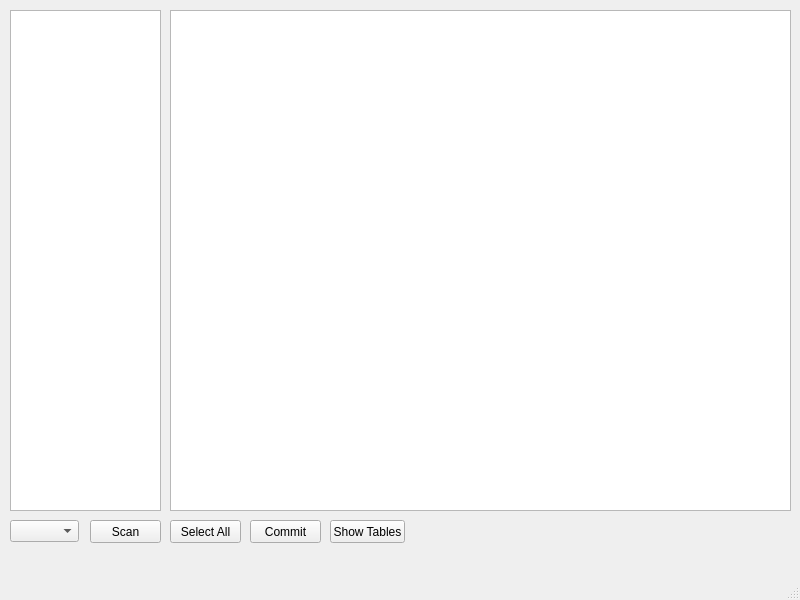
Above: SCDAgui/mainwindow.ui from JBs197/GUI before the change. Below: the same form after it.
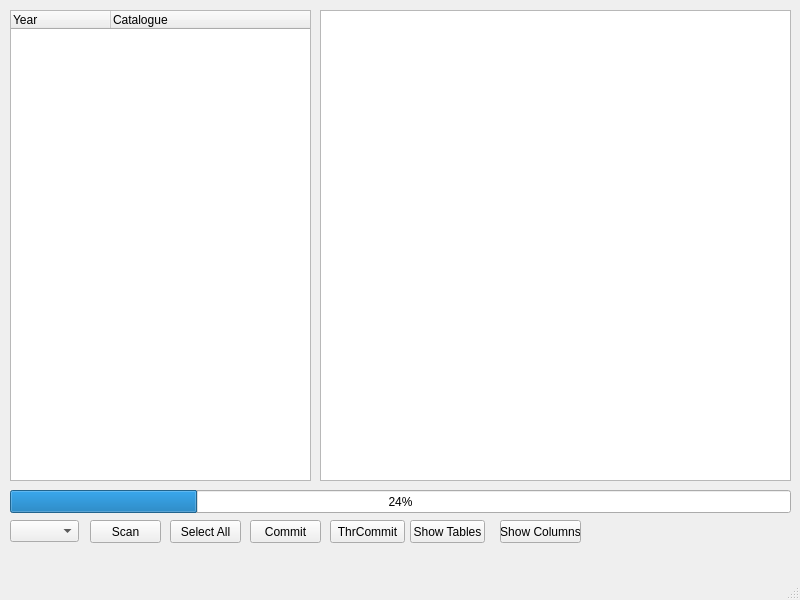
That is the form after the change.

The edit to the form file:
```diff
--- a/SCDAgui/mainwindow.ui
+++ b/SCDAgui/mainwindow.ui
@@ -17,10 +17,10 @@
    <widget class="QListView" name="listView_columns">
     <property name="geometry">
      <rect>
-      <x>170</x>
+      <x>320</x>
       <y>10</y>
-      <width>621</width>
-      <height>501</height>
+      <width>471</width>
+      <height>471</height>
      </rect>
     </property>
    </widget>
@@ -73,20 +73,78 @@
      <string>Commit</string>
     </property>
    </widget>
-   <widget class="QListWidget" name="listWidget_yearlist">
+   <widget class="QPushButton" name="pushButton_ShowTables">
+    <property name="geometry">
+     <rect>
+      <x>410</x>
+      <y>520</y>
+      <width>75</width>
+      <height>23</height>
+     </rect>
+    </property>
+    <property name="text">
+     <string>Show Tables</string>
+    </property>
+   </widget>
+   <widget class="QPushButton" name="pushButton_ShowColumns">
+    <property name="geometry">
+     <rect>
+      <x>500</x>
+      <y>520</y>
+      <width>81</width>
+      <height>23</height>
+     </rect>
+    </property>
+    <property name="text">
+     <string>Show Columns</string>
+    </property>
+   </widget>
+   <widget class="QProgressBar" name="progressBar">
+    <property name="geometry">
+     <rect>
+      <x>10</x>
+      <y>490</y>
+      <width>781</width>
+      <height>23</height>
+     </rect>
+    </property>
+    <property name="value">
+     <number>24</number>
+    </property>
+   </widget>
+   <widget class="QTreeWidget" name="treeWidget_Scan">
     <property name="geometry">
      <rect>
       <x>10</x>
       <y>10</y>
-      <width>151</width>
-      <height>501</height>
+      <width>301</width>
+      <height>471</height>
      </rect>
     </property>
+    <property name="alternatingRowColors">
+     <bool>false</bool>
+    </property>
     <property name="selectionMode">
      <enum>QAbstractItemView::MultiSelection</enum>
     </property>
+    <property name="iconSize">
+     <size>
+      <width>2</width>
+      <height>2</height>
+     </size>
+    </property>
+    <column>
+     <property name="text">
+      <string>Year</string>
+     </property>
+    </column>
+    <column>
+     <property name="text">
+      <string>Catalogue</string>
+     </property>
+    </column>
    </widget>
-   <widget class="QPushButton" name="pushButton_ShowTables">
+   <widget class="QPushButton" name="pushButton_ThrCommit">
     <property name="geometry">
      <rect>
       <x>330</x>
@@ -96,7 +154,7 @@
      </rect>
     </property>
     <property name="text">
-     <string>Show Tables</string>
+     <string>ThrCommit</string>
     </property>
    </widget>
   </widget>
```
